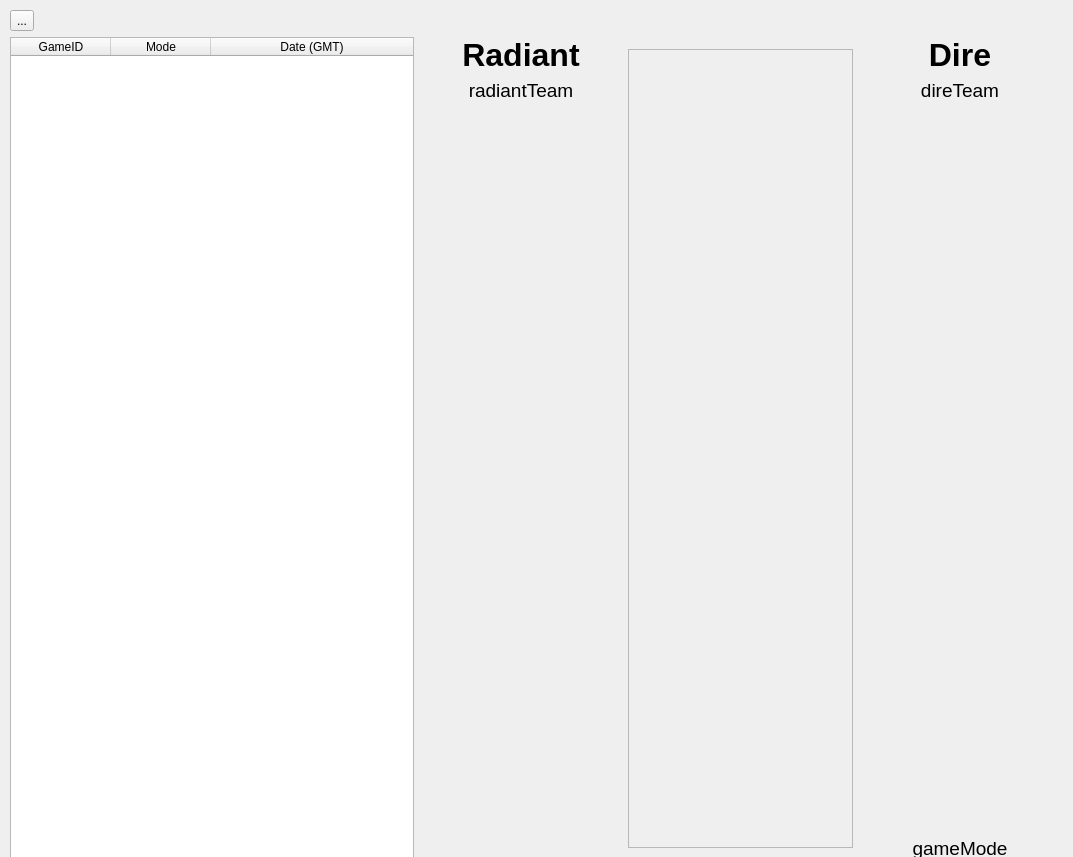
The window that src/replaywidget.ui (Philaeux/chauve) describes before a commit, drawn with Qt 5.
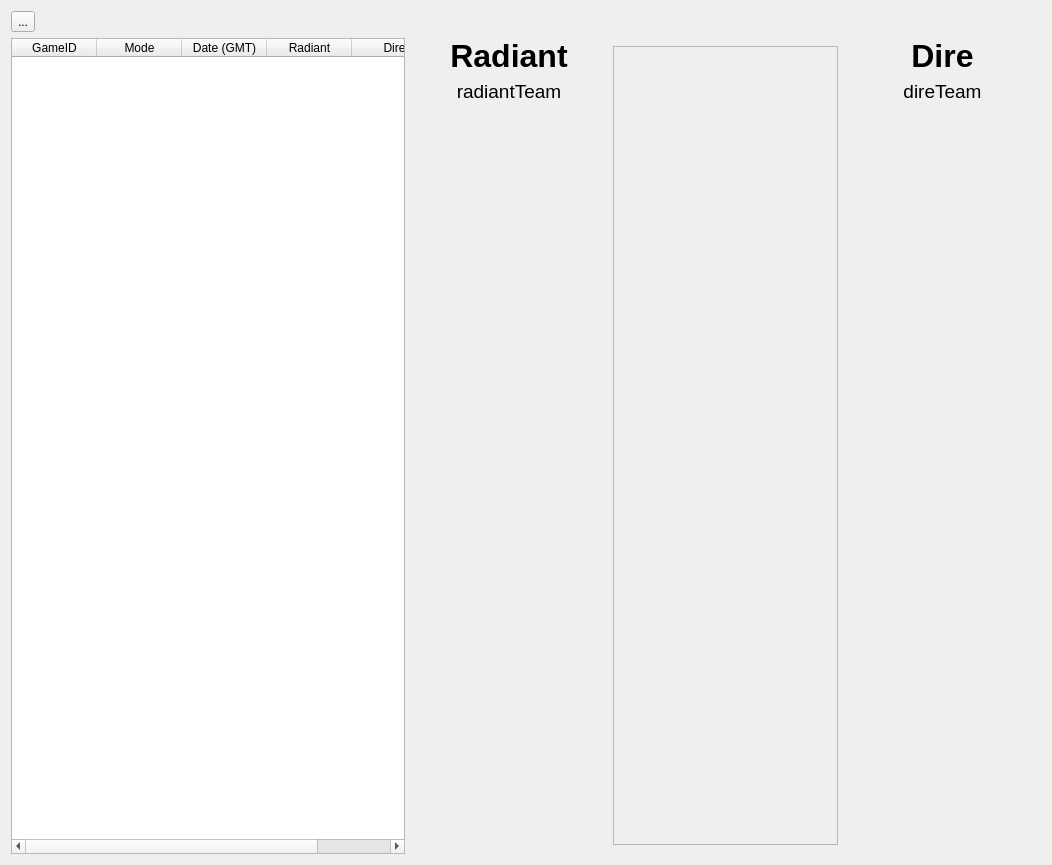
The same window after the commit. Icons and pictures are not drawn.

Diff of the .ui file:
```diff
--- a/src/replaywidget.ui
+++ b/src/replaywidget.ui
@@ -6,20 +6,16 @@
    <rect>
     <x>0</x>
     <y>0</y>
-    <width>1073</width>
-    <height>857</height>
+    <width>1052</width>
+    <height>865</height>
    </rect>
   </property>
-  <widget class="QWidget" name="layoutWidget">
-   <property name="geometry">
-    <rect>
-     <x>10</x>
-     <y>10</y>
-     <width>1051</width>
-     <height>850</height>
-    </rect>
-   </property>
+  <layout class="QGridLayout" name="gridLayout">
+   <item row="0" column="0">
    <layout class="QVBoxLayout" name="verticalLayout_4">
+     <property name="sizeConstraint">
+      <enum>QLayout::SetDefaultConstraint</enum>
+     </property>
     <item>
      <layout class="QHBoxLayout" name="horizontalLayout_4">
       <item>
@@ -64,6 +60,9 @@
         <attribute name="horizontalHeaderCascadingSectionResizes">
          <bool>false</bool>
         </attribute>
+         <attribute name="horizontalHeaderDefaultSectionSize">
+          <number>85</number>
+         </attribute>
         <attribute name="horizontalHeaderMinimumSectionSize">
          <number>40</number>
         </attribute>
@@ -88,6 +87,16 @@
           <string>Date (GMT)</string>
          </property>
         </column>
+         <column>
+          <property name="text">
+           <string>Radiant</string>
+          </property>
+         </column>
+         <column>
+          <property name="text">
+           <string>Dire</string>
+          </property>
+         </column>
        </widget>
       </item>
       <item>
@@ -1380,32 +1389,13 @@
           </property>
          </spacer>
         </item>
-        <item>
-         <widget class="QLabel" name="gameMode">
-          <property name="font">
-           <font>
-            <pointsize>14</pointsize>
-            <weight>50</weight>
-            <bold>false</bold>
-           </font>
-          </property>
-          <property name="text">
-           <string>gameMode</string>
-          </property>
-          <property name="textFormat">
-           <enum>Qt::AutoText</enum>
-          </property>
-          <property name="alignment">
-           <set>Qt::AlignHCenter|Qt::AlignTop</set>
-          </property>
-         </widget>
+        </layout>
         </item>
        </layout>
       </item>
      </layout>
     </item>
    </layout>
-  </widget>
  </widget>
  <resources>
   <include location="application.qrc"/>
```
Lines whose indentation alone changed are shown as unchanged.
